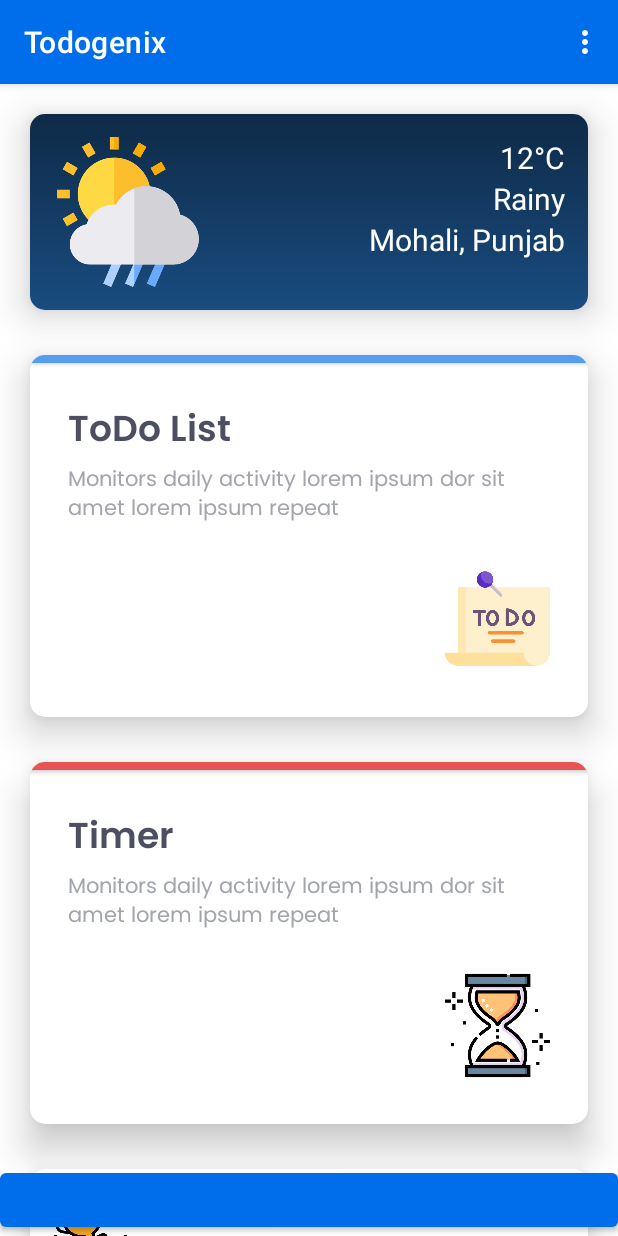
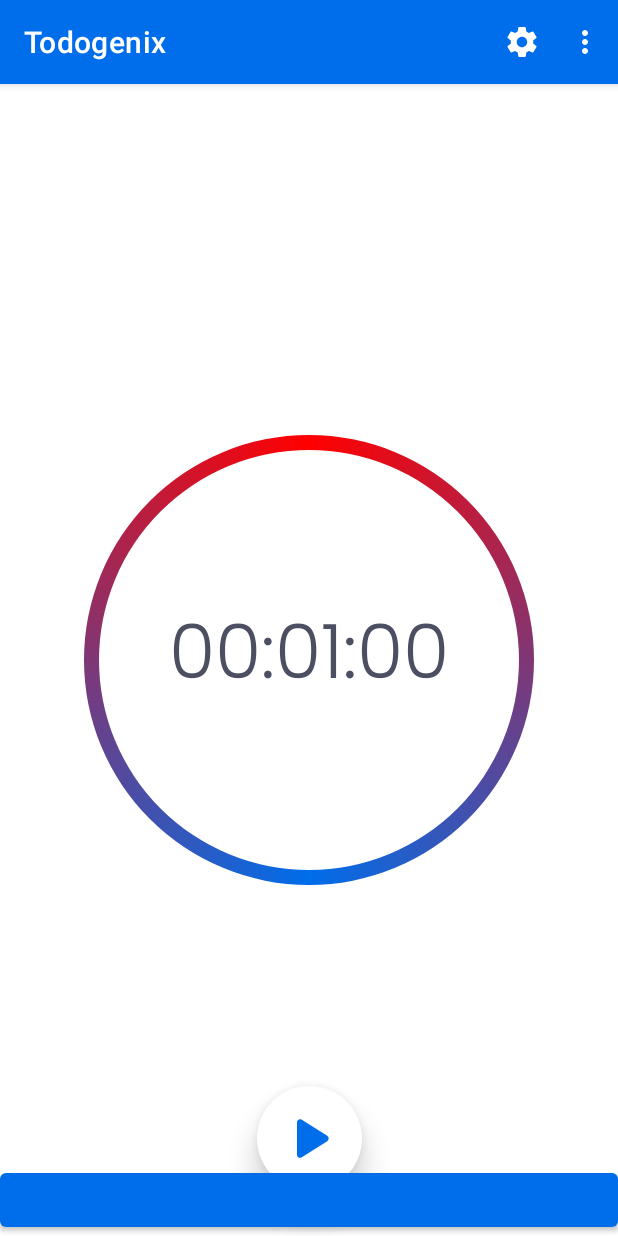
Before and after one commit to venusaim23/Todogenix, an Android app: the screen it shows after launch once a user with an empty profile is signed in (MainActivity), after a tap on "Timer", on a phone screen of 412 x 824 dp. Run offline under Robolectric (Android 15) with nearby library versions, the phone set to English and light mode, and no system bars; our stand-ins replace Firebase (no records; nobody signed in at launch, a user with empty details on screens opened directly); libraries missing offline, so code that uses them is left out: com.alan.alansdk; plain views replace AlanButton; 5 statements that could not run were skipped.

Commit message:
add timer fragment

```diff
--- a/Android/app/src/main/java/com/alanai/todogenix/HomeFragment.java
+++ b/Android/app/src/main/java/com/alanai/todogenix/HomeFragment.java
@@ -19,6 +19,7 @@ public class HomeFragment extends Fragment {
 
     public interface HomeFragmentListener {
         void openTodo();
+        void openTimer();
     }
 
     @Override
@@ -44,7 +45,7 @@ public class HomeFragment extends Fragment {
         binding.timerCard.setOnClickListener(new View.OnClickListener() {
             @Override
             public void onClick(View v) {
-                //todo open timer
+                fragmentListener.openTimer();
             }
         });
     }
--- a/Android/app/src/main/java/com/alanai/todogenix/MainActivity.java
+++ b/Android/app/src/main/java/com/alanai/todogenix/MainActivity.java
@@ -34,6 +34,7 @@ public class MainActivity extends AppCompatActivity implements HomeFragment.Home
 
     private HomeFragment homeFragment;
     private TodoFragment todoFragment;
+    private TimerFragment timerFragment;
     private FragmentManager manager;
 
     private FirebaseAuth mAuth;
@@ -54,6 +55,7 @@ public class MainActivity extends AppCompatActivity implements HomeFragment.Home
 
         homeFragment = new HomeFragment();
         todoFragment = new TodoFragment();
+        timerFragment = new TimerFragment();
         manager = getSupportFragmentManager();
         manager.beginTransaction().replace(R.id.frame_layout_main, homeFragment).commit();
 
@@ -98,6 +100,11 @@ public class MainActivity extends AppCompatActivity implements HomeFragment.Home
     }
 
     @Override
+    public void openTimer() {
+        manager.beginTransaction().replace(R.id.frame_layout_main, timerFragment).addToBackStack(null).commit();
+    }
+
+    @Override
     public void addTask() {
         AddTask bottomSheet = new AddTask(this);
         bottomSheet.show(getSupportFragmentManager(), bottomSheet.getTag());
@@ -125,6 +132,10 @@ public class MainActivity extends AppCompatActivity implements HomeFragment.Home
             return true;
         }
 
+        if (id == R.id.action_settings) {
+            //open settings dialog
+        }
+
         return super.onOptionsItemSelected(item);
     }
 
--- /dev/null
+++ b/Android/app/src/main/java/com/alanai/todogenix/TimerFragment.java
@@ -0,0 +1,121 @@
+package com.alanai.todogenix;
+
+import android.content.Context;
+import android.os.Bundle;
+
+import androidx.annotation.NonNull;
+import androidx.annotation.Nullable;
+import androidx.core.content.ContextCompat;
+import androidx.fragment.app.Fragment;
+
+import android.os.CountDownTimer;
+import android.util.Log;
+import android.view.LayoutInflater;
+import android.view.View;
+import android.view.ViewGroup;
+
+import com.alanai.todogenix.databinding.FragmentTimerBinding;
+
+import java.util.Locale;
+
+public class TimerFragment extends Fragment {
+
+    private FragmentTimerBinding binding;
+
+    private Context context;
+
+    private CountDownTimer countDownTimer;
+
+    private long totalTime = 60000;
+    private long remaining = totalTime;
+
+    @Override
+    public void onAttach(@NonNull Context context) {
+        super.onAttach(context);
+        this.context = context;
+    }
+
+    @Override
+    public View onCreateView(LayoutInflater inflater, ViewGroup container,
+                             Bundle savedInstanceState) {
+
+        binding = FragmentTimerBinding.inflate(inflater, container, false);
+        return binding.getRoot();
+
+    }
+
+    @Override
+    public void onViewCreated(@NonNull View view, @Nullable Bundle savedInstanceState) {
+        super.onViewCreated(view, savedInstanceState);
+
+        updateTimer();
+        binding.progressTimer.setMax((int) totalTime);
+        binding.progressTimer.setProgress((int) totalTime);
+
+        binding.playBtnTimer.setOnClickListener(new View.OnClickListener() {
+            @Override
+            public void onClick(View v) {
+                startTimer();
+            }
+        });
+
+        binding.pauseBtnTimer.setOnClickListener(new View.OnClickListener() {
+            @Override
+            public void onClick(View v) {
+                pauseTimer();
+            }
+        });
+
+        binding.stopBtnTimer.setOnClickListener(new View.OnClickListener() {
+            @Override
+            public void onClick(View v) {
+                resetTimer();
+            }
+        });
+    }
+
+    private void startTimer() {
+        countDownTimer = new CountDownTimer(remaining, 50) {
+            @Override
+            public void onTick(long millisUntilFinished) {
+                remaining = millisUntilFinished;
+                updateTimer();
+            }
+
+            @Override
+            public void onFinish() {
+                countDownTimer.cancel();
+                binding.playBtnTimer.setVisibility(View.VISIBLE);
+                binding.pauseBtnTimer.setVisibility(View.GONE);
+            }
+        }.start();
+
+        binding.pauseBtnTimer.setVisibility(View.VISIBLE);
+        binding.playBtnTimer.setVisibility(View.GONE);
+    }
+
+    private void updateTimer() {
+        int hour = (int) (((remaining / 1000) / 60) / 60);
+        int min = (int) ((remaining / 1000) / 60);
+        int sec = (int) ((remaining / 1000) % 60);
+
+        double progress = (double) (remaining * 100) / totalTime;
+        binding.progressTimer.setProgress((int) remaining);
+
+        String time = String.format(Locale.getDefault(), "%02d:%02d:%02d", hour, min, sec);
+        binding.timeTv.setText(time);
+    }
+
+    private void pauseTimer() {
+        countDownTimer.cancel();
+        binding.pauseBtnTimer.setVisibility(View.GONE);
+        binding.playBtnTimer.setVisibility(View.VISIBLE);
+        binding.stopBtnTimer.setVisibility(View.VISIBLE);
+    }
+
+    private void resetTimer() {
+        remaining = totalTime;
+        updateTimer();
+        binding.stopBtnTimer.setVisibility(View.GONE);
+    }
+}
--- /dev/null
+++ b/Android/app/src/main/res/drawable/ic_round_pause.xml
@@ -0,0 +1,16 @@
+<vector xmlns:android="http://schemas.android.com/apk/res/android"
+    android:width="40dp"
+    android:height="40dp"
+    android:tint="@color/alan_blue"
+    android:viewportWidth="24"
+    android:viewportHeight="24">
+
+<!--    <group android:pivotY="12"-->
+<!--        android:pivotX="12"-->
+<!--        android:scaleX="0.7"-->
+<!--        android:scaleY="0.7">-->
+        <path
+            android:fillColor="@android:color/white"
+            android:pathData="M8,19c1.1,0 2,-0.9 2,-2L10,7c0,-1.1 -0.9,-2 -2,-2s-2,0.9 -2,2v10c0,1.1 0.9,2 2,2zM14,7v10c0,1.1 0.9,2 2,2s2,-0.9 2,-2L18,7c0,-1.1 -0.9,-2 -2,-2s-2,0.9 -2,2z" />
+<!--    </group>-->
+</vector>
--- /dev/null
+++ b/Android/app/src/main/res/drawable/ic_round_play.xml
@@ -0,0 +1,10 @@
+<vector xmlns:android="http://schemas.android.com/apk/res/android"
+    android:width="50dp"
+    android:height="50dp"
+    android:tint="@color/alan_blue"
+    android:viewportWidth="24"
+    android:viewportHeight="24">
+    <path
+        android:fillColor="@android:color/white"
+        android:pathData="M8,6.82v10.36c0,0.79 0.87,1.27 1.54,0.84l8.14,-5.18c0.62,-0.39 0.62,-1.29 0,-1.69L9.54,5.98C8.87,5.55 8,6.03 8,6.82z" />
+</vector>
--- /dev/null
+++ b/Android/app/src/main/res/drawable/ic_round_settings.xml
@@ -0,0 +1,5 @@
+<vector android:height="24dp" android:tint="#FFFFFF"
+    android:viewportHeight="24" android:viewportWidth="24"
+    android:width="24dp" xmlns:android="http://schemas.android.com/apk/res/android">
+    <path android:fillColor="@android:color/white" android:pathData="M19.43,12.98c0.04,-0.32 0.07,-0.64 0.07,-0.98s-0.03,-0.66 -0.07,-0.98l2.11,-1.65c0.19,-0.15 0.24,-0.42 0.12,-0.64l-2,-3.46c-0.12,-0.22 -0.39,-0.3 -0.61,-0.22l-2.49,1c-0.52,-0.4 -1.08,-0.73 -1.69,-0.98l-0.38,-2.65C14.46,2.18 14.25,2 14,2h-4c-0.25,0 -0.46,0.18 -0.49,0.42l-0.38,2.65c-0.61,0.25 -1.17,0.59 -1.69,0.98l-2.49,-1c-0.23,-0.09 -0.49,0 -0.61,0.22l-2,3.46c-0.13,0.22 -0.07,0.49 0.12,0.64l2.11,1.65c-0.04,0.32 -0.07,0.65 -0.07,0.98s0.03,0.66 0.07,0.98l-2.11,1.65c-0.19,0.15 -0.24,0.42 -0.12,0.64l2,3.46c0.12,0.22 0.39,0.3 0.61,0.22l2.49,-1c0.52,0.4 1.08,0.73 1.69,0.98l0.38,2.65c0.03,0.24 0.24,0.42 0.49,0.42h4c0.25,0 0.46,-0.18 0.49,-0.42l0.38,-2.65c0.61,-0.25 1.17,-0.59 1.69,-0.98l2.49,1c0.23,0.09 0.49,0 0.61,-0.22l2,-3.46c0.12,-0.22 0.07,-0.49 -0.12,-0.64l-2.11,-1.65zM12,15.5c-1.93,0 -3.5,-1.57 -3.5,-3.5s1.57,-3.5 3.5,-3.5 3.5,1.57 3.5,3.5 -1.57,3.5 -3.5,3.5z"/>
+</vector>
--- /dev/null
+++ b/Android/app/src/main/res/drawable/ic_round_stop.xml
@@ -0,0 +1,16 @@
+<vector xmlns:android="http://schemas.android.com/apk/res/android"
+    android:width="40dp"
+    android:height="40dp"
+    android:tint="@color/alan_blue"
+    android:viewportWidth="24"
+    android:viewportHeight="24">
+
+<!--    <group android:pivotY="12"-->
+<!--        android:pivotX="12"-->
+<!--        android:scaleX="0.7"-->
+<!--        android:scaleY="0.7">-->
+        <path
+            android:fillColor="@android:color/white"
+            android:pathData="M8,6h8c1.1,0 2,0.9 2,2v8c0,1.1 -0.9,2 -2,2H8c-1.1,0 -2,-0.9 -2,-2V8c0,-1.1 0.9,-2 2,-2z" />
+<!--    </group>-->
+</vector>
--- /dev/null
+++ b/Android/app/src/main/res/drawable/play_button_shape.xml
@@ -0,0 +1,5 @@
+<?xml version="1.0" encoding="utf-8"?>
+<shape xmlns:android="http://schemas.android.com/apk/res/android"
+    android:shape="oval">
+    <solid android:color="#FFFFFF" />
+</shape>
--- /dev/null
+++ b/Android/app/src/main/res/drawable/timer_ring.xml
@@ -0,0 +1,17 @@
+<?xml version="1.0" encoding="utf-8"?>
+<rotate xmlns:android="http://schemas.android.com/apk/res/android"
+    android:fromDegrees="270"
+    android:toDegrees="-90">
+    <shape
+        android:innerRadius="140dp"
+        android:shape="ring"
+        android:thickness="10dp"
+        android:useLevel="true"
+        android:visible="true">
+        <gradient
+            android:centerColor="@color/alan_blue"
+            android:endColor="#FF00"
+            android:startColor="#FF00"
+            android:type="sweep" />
+    </shape>
+</rotate>
--- /dev/null
+++ b/Android/app/src/main/res/layout/fragment_timer.xml
@@ -0,0 +1,98 @@
+<?xml version="1.0" encoding="utf-8"?>
+<ScrollView xmlns:android="http://schemas.android.com/apk/res/android"
+    xmlns:app="http://schemas.android.com/apk/res-auto"
+    xmlns:tools="http://schemas.android.com/tools"
+    android:layout_width="match_parent"
+    android:layout_height="match_parent"
+    android:fillViewport="true"
+    tools:context=".TimerFragment">
+
+    <RelativeLayout
+        android:layout_width="match_parent"
+        android:layout_height="wrap_content">
+
+        <ProgressBar
+            android:id="@+id/progress_timer"
+            style="?android:attr/progressBarStyleHorizontal"
+            android:layout_width="300dp"
+            android:layout_height="300dp"
+            android:layout_centerInParent="true"
+            android:indeterminate="false"
+            android:progress="100"
+            android:progressDrawable="@drawable/timer_ring" />
+
+        <TextView
+            android:id="@+id/time_tv"
+            android:layout_width="wrap_content"
+            android:layout_height="wrap_content"
+            android:layout_alignStart="@+id/progress_timer"
+            android:layout_alignTop="@+id/progress_timer"
+            android:layout_alignEnd="@+id/progress_timer"
+            android:layout_alignBottom="@+id/progress_timer"
+            android:layout_marginHorizontal="40dp"
+            android:layout_marginVertical="40dp"
+            android:fontFamily="@font/poppins_light"
+            android:gravity="center"
+            android:text="@string/timer_initial"
+            android:textColor="@color/very_dark_blue"
+            android:textSize="50sp" />
+
+        <ImageButton
+            android:id="@+id/pause_btn_timer"
+            android:layout_width="70dp"
+            android:layout_height="70dp"
+            android:layout_alignParentBottom="true"
+            android:layout_centerHorizontal="true"
+            android:layout_marginBottom="30dp"
+            android:background="@drawable/play_button_shape"
+            android:contentDescription="@string/pause_or_play_button"
+            android:elevation="10dp"
+            android:src="@drawable/ic_round_pause"
+            android:visibility="invisible" />
+
+        <androidx.cardview.widget.CardView
+            android:layout_width="match_parent"
+            android:layout_height="wrap_content"
+            android:layout_alignParentBottom="true"
+            app:cardElevation="0dp">
+
+            <androidx.constraintlayout.widget.ConstraintLayout
+                android:layout_width="match_parent"
+                android:layout_height="wrap_content">
+
+                <ImageButton
+                    android:id="@+id/play_btn_timer"
+                    android:layout_width="70dp"
+                    android:layout_height="70dp"
+                    android:layout_marginTop="20dp"
+                    android:layout_marginBottom="30dp"
+                    android:background="@drawable/play_button_shape"
+                    android:contentDescription="@string/pause_button"
+                    android:elevation="10dp"
+                    android:src="@drawable/ic_round_play"
+                    app:layout_constraintBottom_toBottomOf="parent"
+                    app:layout_constraintEnd_toStartOf="@+id/stop_btn_timer"
+                    app:layout_constraintHorizontal_bias="0.5"
+                    app:layout_constraintStart_toStartOf="parent"
+                    app:layout_constraintTop_toTopOf="parent" />
+
+                <ImageButton
+                    android:id="@+id/stop_btn_timer"
+                    android:layout_width="70dp"
+                    android:layout_height="70dp"
+                    android:layout_marginTop="20dp"
+                    android:layout_marginBottom="30dp"
+                    android:background="@drawable/play_button_shape"
+                    android:contentDescription="@string/stop_button"
+                    android:elevation="10dp"
+                    android:src="@drawable/ic_round_stop"
+                    android:visibility="gone"
+                    app:layout_constraintBottom_toBottomOf="parent"
+                    app:layout_constraintEnd_toEndOf="parent"
+                    app:layout_constraintHorizontal_bias="0.5"
+                    app:layout_constraintStart_toEndOf="@+id/play_btn_timer"
+                    app:layout_constraintTop_toTopOf="parent" />
+            </androidx.constraintlayout.widget.ConstraintLayout>
+        </androidx.cardview.widget.CardView>
+    </RelativeLayout>
+</ScrollView>
--- a/Android/app/src/main/res/menu/menu_main.xml
+++ b/Android/app/src/main/res/menu/menu_main.xml
@@ -2,9 +2,16 @@
     xmlns:app="http://schemas.android.com/apk/res-auto"
     xmlns:tools="http://schemas.android.com/tools"
     tools:context="com.alanai.todogenix.MainActivity">
+
+    <item android:id="@+id/action_settings"
+        android:orderInCategory="500"
+        android:title="@string/action_settings"
+        app:showAsAction="ifRoom"
+        android:icon="@drawable/ic_round_settings" />
+
     <item
         android:id="@+id/action_sign_out"
-        android:orderInCategory="100"
+        android:orderInCategory="501"
         android:title="@string/sign_out"
         app:showAsAction="never" />
 </menu>
--- a/Android/app/src/main/res/values/strings.xml
+++ b/Android/app/src/main/res/values/strings.xml
@@ -34,4 +34,12 @@
     <string name="due">Due:</string>
     <string name="duration">Duration</string>
     <string name="set_date_and_time_icon">Set date and time icon</string>
+    <!-- TODO: Remove or change this placeholder text -->
+    <string name="hello_blank_fragment">Hello blank fragment</string>
+    <string name="pause_or_play_button">Pause or play button</string>
+    <string name="app_logo">App logo</string>
+    <string name="alan_logo">Alan logo</string>
+    <string name="pause_button">Pause button</string>
+    <string name="stop_button">Stop button</string>
+    <string name="timer_initial">00:00:00</string>
 </resources>
```
Also changed, not shown: Android/app/src/main/res/font/poppins_light.ttf (added).
